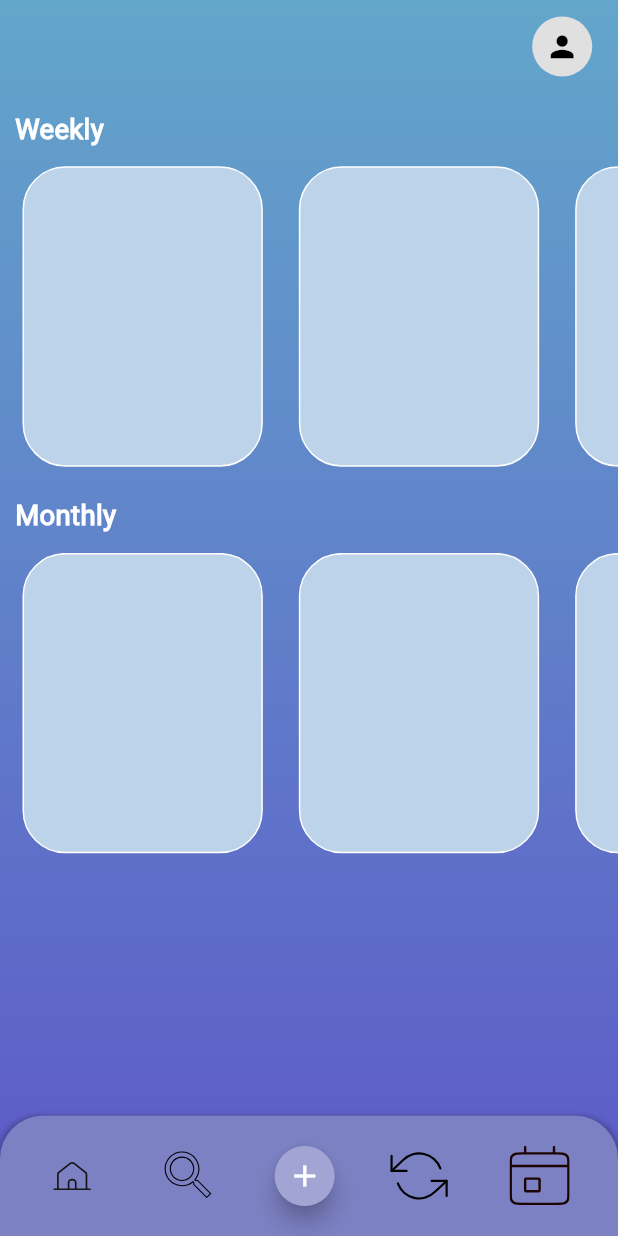
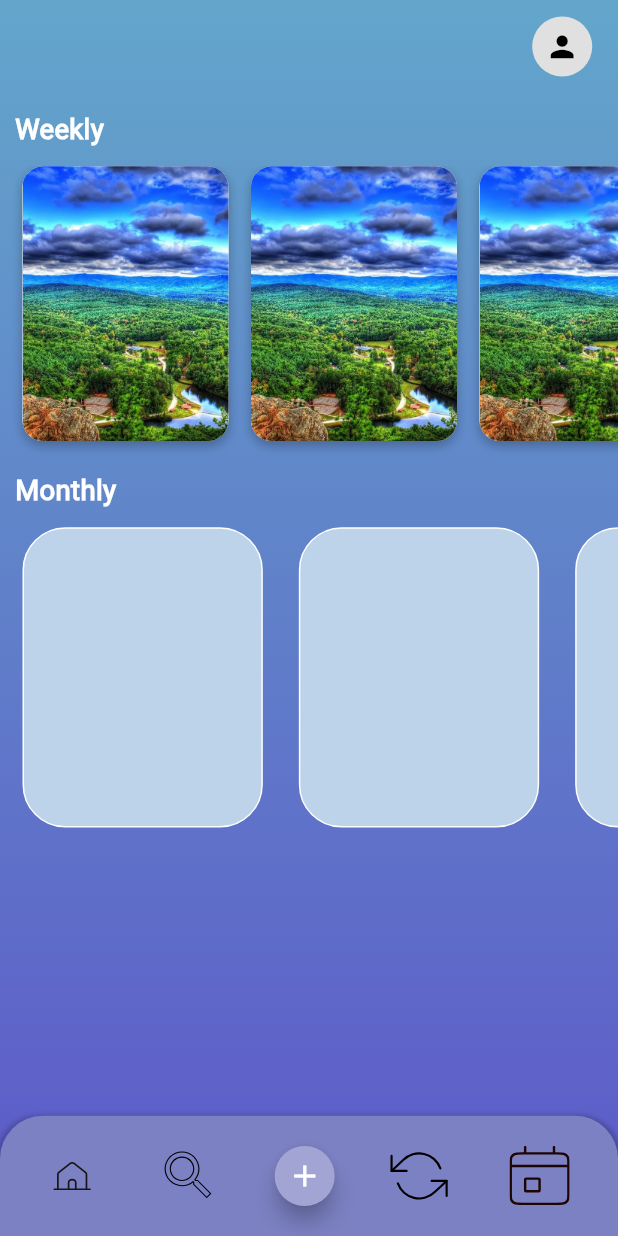
Before and after one commit to JohnnyPol/HCI_ECE_NTUA-CataList_Application, a Flutter app: the RecapPage screen opened by its route, on a phone screen of 412 x 824 dp. Run offline on Flutter 3.47's test engine with Material 3 defaults, Android fonts, the phone set to English and light mode, and no system bars; our stand-ins replace flutter_slidable, flutter_svg, image_picker, pie_chart, sqflite, table_calendar; accounts and stored records are empty.

Commit message:
added pictures

```diff
--- a/lib/features/dashboard/views/recap_page.dart
+++ b/lib/features/dashboard/views/recap_page.dart
@@ -1,3 +1,7 @@
+// recap_page.dart
+
+import 'dart:math';
+
 import 'package:flutter/material.dart';
 import 'package:flutter_application_1/app_export.dart';
 import '../../../shared/widgets/custom_icon_button.dart';
@@ -8,6 +12,54 @@ import 'dart:io';
 // ignore: must_be_immutable
 class RecapPage extends StatelessWidget {
   RecapPage({Key? key}) : super(key: key);
+
+  Widget _buildRecapBlock(BuildContext context, String imagePath) {
+    return Container(
+      padding: const EdgeInsets.only(
+        top: 0,
+        left: 15,
+        right: 0,
+        bottom: 20,
+      ),
+      child: GestureDetector(
+        onTap: () {
+          Navigator.pushNamed(context, AppRoutes.weekly);
+        },
+        child: Container(
+          width: 120.h, // Adjust the width as needed
+          height: 160.h, // Adjust the height as needed
+          decoration: BoxDecoration(
+            borderRadius: BorderRadius.circular(12.h),
+            color: Colors.white,
+            boxShadow: [
+              BoxShadow(
+                color: Colors.black26,
+                blurRadius: 5,
+                offset: Offset(0, 3),
+              ),
+            ],
+          ),
+          child: ClipRRect(
+            borderRadius: BorderRadius.circular(12.h),
+            child: Image.asset(
+              imagePath,
+              fit: BoxFit.cover,
+            ),
+          ),
+        ),
+      ),
+    );
+  }
+
+  // Mock list of local image paths (replace this with actual storage logic)
+  final List<String> localImagePaths = [
+    'assets/images/photo1.jpg', // Add the paths to stored images here
+  ];
+
+  String getRandomImage() {
+    final random = Random();
+    return localImagePaths[random.nextInt(localImagePaths.length)];
+  }
 
   AppBar _buildAppBar(BuildContext context) {
     final profileImagePath =
@@ -80,74 +132,10 @@ class RecapPage extends StatelessWidget {
                   child: Container(
                     child: Row(
                       children: <Widget>[
-                        Container(
-                          padding: const EdgeInsets.only(
-                            top: 0,
-                            left: 15,
-                            right: 0,
-                            bottom: 20,
-                          ),
-                          child: GestureDetector(
-                            onTap: () {
-                              Navigator.pushNamed(
-                                  context, AppRoutes.weekly);
-                            },
-                            child: Recap_Block(
-                              context,
-                            ),
-                          ),
-                        ),
-                        Container(
-                          padding: const EdgeInsets.only(
-                            top: 0,
-                            left: 24,
-                            right: 0,
-                            bottom: 20,
-                          ),
-                          child: GestureDetector(
-                            onTap: () {
-                              Navigator.pushNamed(
-                                  context, AppRoutes.weekly);
-                            },
-                            child: Recap_Block(
-                              context,
-                            ),
-                          ),
-                        ),
-                        Container(
-                          padding: const EdgeInsets.only(
-                            top: 0,
-                            left: 24,
-                            right: 0,
-                            bottom: 20,
-                          ),
-                          child: GestureDetector(
-                            onTap: () {
-                              Navigator.pushNamed(
-                                  context, AppRoutes.weekly);
-                            },
-                            child: Recap_Block(
-                              context,
-                            ),
-                          ),
-                        ),
-                        Container(
-                          padding: const EdgeInsets.only(
-                            top: 0,
-                            left: 24,
-                            right: 0,
-                            bottom: 20,
-                          ),
-                          child: GestureDetector(
-                            onTap: () {
-                              Navigator.pushNamed(
-                                  context, AppRoutes.weekly);
-                            },
-                            child: Recap_Block(
-                              context,
-                            ),
-                          ),
-                        ),
+                        _buildRecapBlock(context, 'assets/images/photo1.jpg'),
+                        _buildRecapBlock(context, 'assets/images/photo1.jpg'),
+                        _buildRecapBlock(context, 'assets/images/photo1.jpg'),
+                        _buildRecapBlock(context, 'assets/images/photo1.jpg'),
                       ],
                     ),
                   ),
@@ -183,8 +171,7 @@ class RecapPage extends StatelessWidget {
                           ),
                           child: GestureDetector(
                             onTap: () {
-                              Navigator.pushNamed(
-                                  context, AppRoutes.monthly);
+                              Navigator.pushNamed(context, AppRoutes.monthly);
                             },
                             child: Recap_Block(
                               context,
@@ -200,8 +187,7 @@ class RecapPage extends StatelessWidget {
                           ),
                           child: GestureDetector(
                             onTap: () {
-                              Navigator.pushNamed(
-                                  context, AppRoutes.monthly);
+                              Navigator.pushNamed(context, AppRoutes.monthly);
                             },
                             child: Recap_Block(
                               context,
@@ -217,8 +203,7 @@ class RecapPage extends StatelessWidget {
                           ),
                           child: GestureDetector(
                             onTap: () {
-                              Navigator.pushNamed(
-                                  context, AppRoutes.monthly);
+                              Navigator.pushNamed(context, AppRoutes.monthly);
                             },
                             child: Recap_Block(
                               context,
@@ -234,8 +219,7 @@ class RecapPage extends StatelessWidget {
                           ),
                           child: GestureDetector(
                             onTap: () {
-                              Navigator.pushNamed(
-                                  context, AppRoutes.monthly);
+                              Navigator.pushNamed(context, AppRoutes.monthly);
                             },
                             child: Recap_Block(
                               context,
@@ -251,8 +235,7 @@ class RecapPage extends StatelessWidget {
                           ),
                           child: GestureDetector(
                             onTap: () {
-                              Navigator.pushNamed(
-                                  context, AppRoutes.monthly);
+                              Navigator.pushNamed(context, AppRoutes.monthly);
                             },
                             child: Recap_Block(
                               context,
@@ -268,8 +251,7 @@ class RecapPage extends StatelessWidget {
                           ),
                           child: GestureDetector(
                             onTap: () {
-                              Navigator.pushNamed(
-                                  context, AppRoutes.monthly);
+                              Navigator.pushNamed(context, AppRoutes.monthly);
                             },
                             child: Recap_Block(
                               context,
```
Also changed, not shown: assets/images/photo1.jpg (added).
